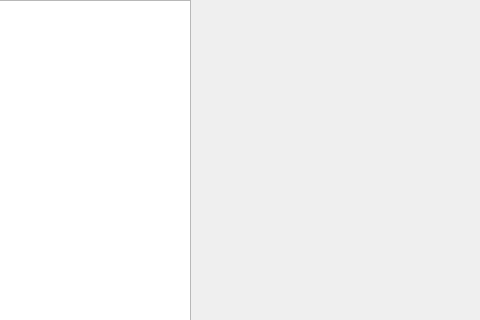
Before: the Qt Designer form mainwindow.ui in whither17/practica5, drawn with Qt 5; both pictures show x 320 to 800 and y 0 to 320 of the 800 by 544 pixel window.
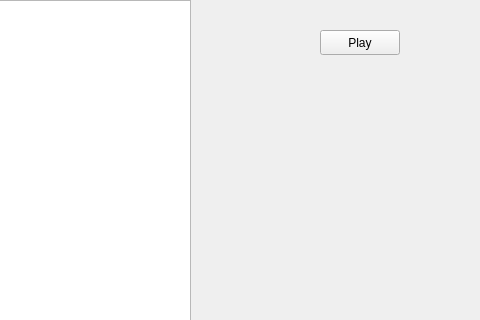
After: the same form once the commit is applied.

```diff
--- a/mainwindow.ui
+++ b/mainwindow.ui
@@ -42,6 +42,19 @@
      </rect>
     </property>
    </widget>
+   <widget class="QPushButton" name="pushButton">
+    <property name="geometry">
+     <rect>
+      <x>640</x>
+      <y>30</y>
+      <width>80</width>
+      <height>25</height>
+     </rect>
+    </property>
+    <property name="text">
+     <string>Play</string>
+    </property>
+   </widget>
   </widget>
   <widget class="QStatusBar" name="statusbar"/>
  </widget>
```
